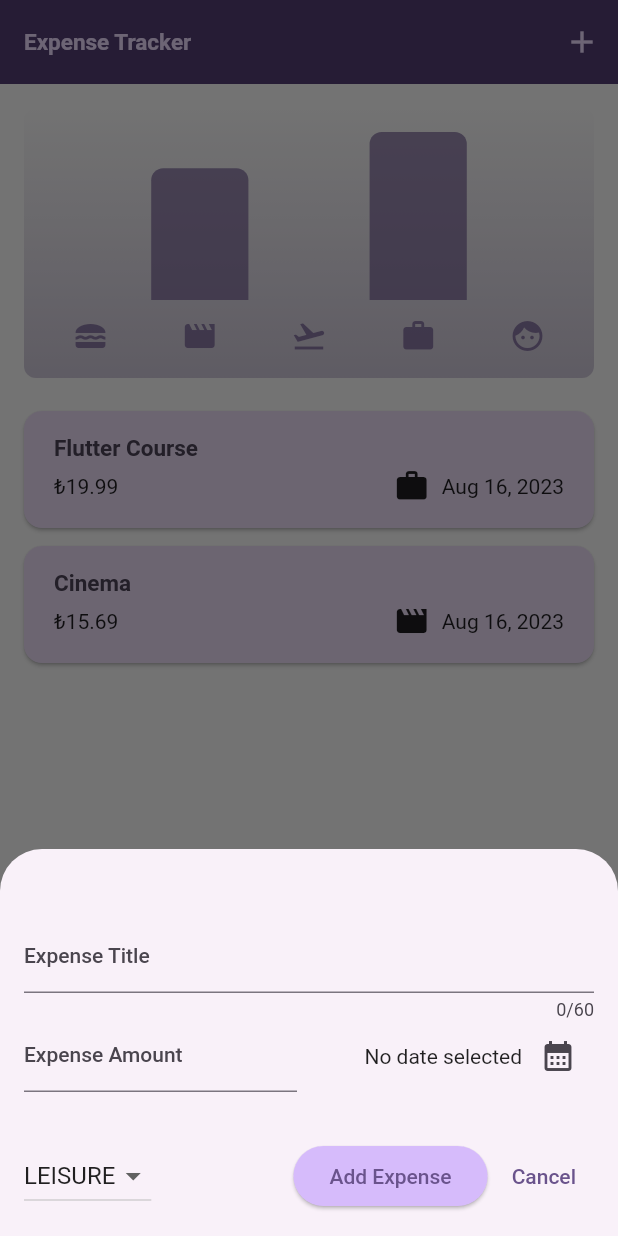
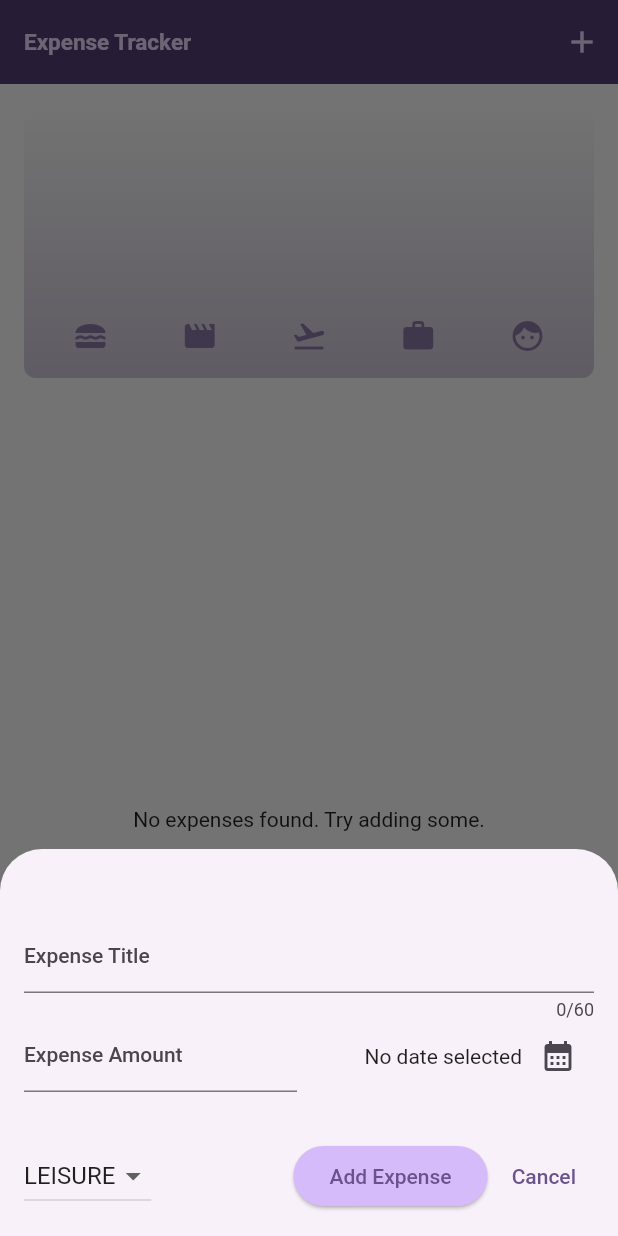
Before and after one commit to sevdenuragba/expense_tracker_app, a Flutter app: the screen it shows after launch, after a tap on the "add" icon, on a phone screen of 412 x 824 dp. Run offline on Flutter 3.47's test engine with Material 2 defaults, Android fonts, the phone set to English and light mode, and no system bars.

Commit message:
Initial commit

```diff
--- a/lib/models/expense.dart
+++ b/lib/models/expense.dart
@@ -38,7 +38,10 @@ class Expense {
 class ExpenseBucket {
   const ExpenseBucket({required this.category, required this.expenses});
 
-  ExpenseBucket.forCategory(List<Expense> allExpenses, this.category) : expenses = allExpenses.where((expense) => expense.category == category).toList();
+  ExpenseBucket.forCategory(List<Expense> allExpenses, this.category)
+      : expenses = allExpenses
+            .where((expense) => expense.category == category)
+            .toList();
 
   final Category category;
   final List<Expense> expenses;
--- a/lib/widgets/expenses.dart
+++ b/lib/widgets/expenses.dart
@@ -14,20 +14,7 @@ class Expenses extends StatefulWidget {
 }
 
 class _ExpensesState extends State<Expenses> {
-  final List<Expense> _registeredExpenses = [
-    Expense(
-      title: 'Flutter Course',
-      amount: 19.99,
-      date: DateTime.now(),
-      category: Category.work,
-    ),
-    Expense(
-      title: 'Cinema',
-      amount: 15.69,
-      date: DateTime.now(),
-      category: Category.leisure,
-    ),
-  ];
+  final List<Expense> _registeredExpenses = [];
 
   void _addExpense(Expense expense) {
     setState(() {
```
Also changed, not shown: lib/widgets/expenses_list/expense_item.dart (+5 -2 lines), lib/widgets/chart/chart.dart (line endings or trailing spaces), lib/widgets/chart/chart_bar.dart (line endings or trailing spaces), lib/widgets/new_expense.dart (indentation only).
